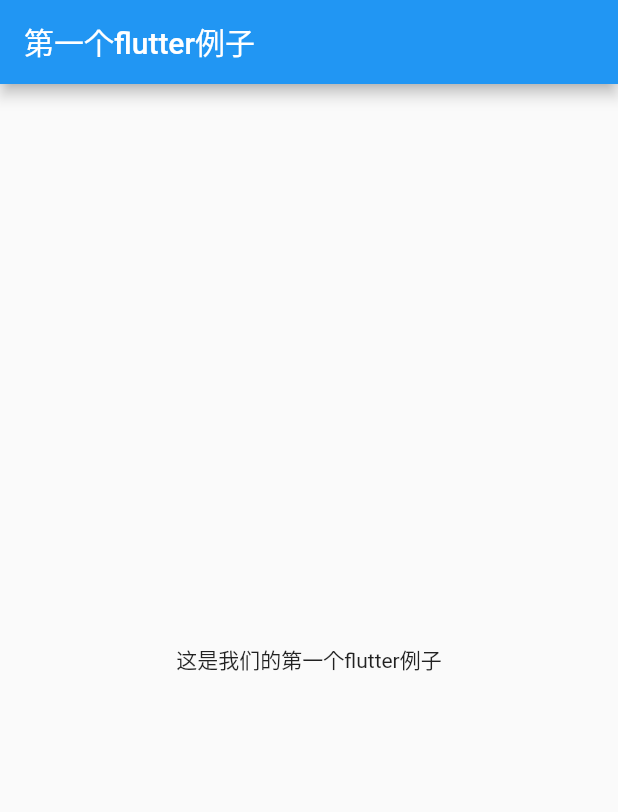
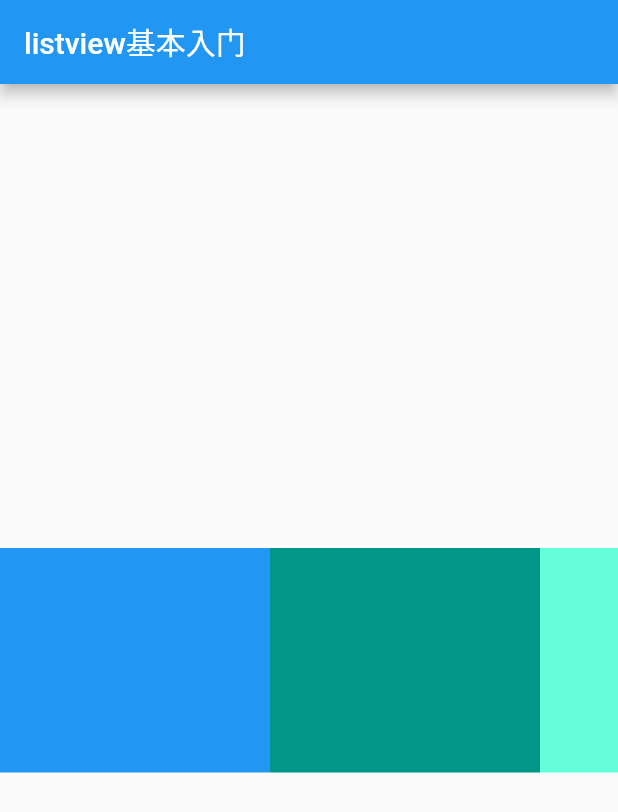
Before and after one commit to opensanyue/flutter, a Flutter app: the screen it shows after launch, on a phone screen of 412 x 824 dp. Shown: the top 812 px of the screen. Run offline on Flutter 3.47's test engine with Material 2 defaults, Android fonts, the phone set to English and light mode, and no system bars.

Commit message:
静态横向和竖向listview演示

```diff
--- a/lib/main.dart
+++ b/lib/main.dart
@@ -1,16 +1,71 @@
 import 'package:flutter/material.dart';
 
-void main()=>runApp(App());
+void main()=>runApp(MyApp());
 
-class App extends StatelessWidget{
+class MyApp extends StatelessWidget{
   @override
   Widget build(BuildContext context){
     return MaterialApp(
-      title: '第一个例子',
-      home: Scaffold(
-        appBar: AppBar(title: Text('第一个flutter例子'),),
-        body: Center(child: Text('这是我们的第一个flutter例子'),),
+        title: 'listview基本入门',
+        home: Scaffold(
+          appBar: AppBar(title: Text('listview基本入门')),
+          body: Center(
+        child:Container(
+          height: 150.0,
+          child: List2(),
         ),
+        ),
+          ),
     );
   }
 }
+
+class List2 extends StatelessWidget{
+  @override
+  Widget build(BuildContext context){
+      return  ListView(
+            scrollDirection: Axis.horizontal,
+            children: <Widget>[
+               Container(
+                width: 180.0,
+                color: Colors.blue,
+              ), Container(
+                width: 180.0,
+                color: Colors.teal,
+              ), Container(
+                width: 100.0,
+                color: Colors.tealAccent,
+              ), Container(
+                width: 100.0,
+                color: Colors.transparent,
+              ), Container(
+                width: 100.0,
+                color: Colors.red,
+              ),
+            ],
+          );
+
+  }
+}
+
+class List1 extends StatelessWidget{
+  @override
+  Widget build(BuildContext context){
+    return ListView(
+            children: <Widget>[
+              ListTile(
+                leading: new Icon(Icons.access_time),
+                title: Text('独立组件,这是第1个项。')),
+                ListTile(
+                leading: new Icon(Icons.add_shopping_cart),
+                title: Text('独立组件,这是第2个项。')),
+                ListTile(
+                leading: new Icon(Icons.accessibility),
+                title: Text('独立组件,这是第3个项。')),
+                ListTile(
+                leading: new Icon(Icons.adb),
+                title: Text('独立组件,这是第4个项。')),
+            ],
+          );
+  }
+}
```
